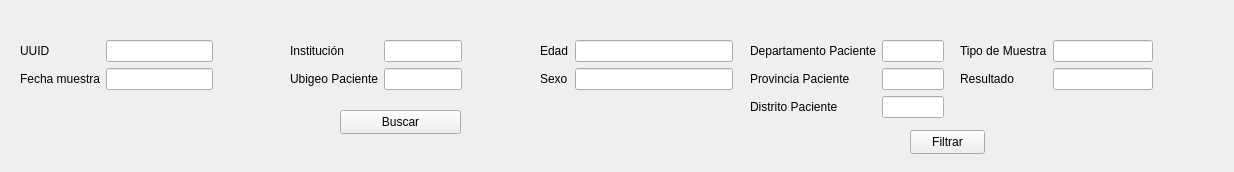
Above: searchform.ui from MiguelDev5/covid_consultas before the change. Below: the same form after it.
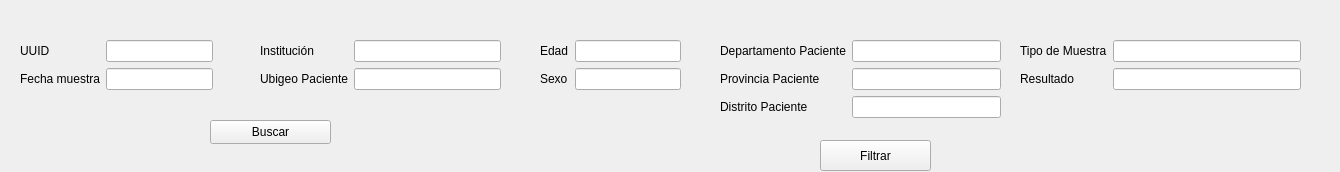
That is the form after the change.

Patch:
```diff
--- a/searchform.ui
+++ b/searchform.ui
@@ -6,7 +6,7 @@
    <rect>
     <x>0</x>
     <y>0</y>
-    <width>1234</width>
+    <width>1340</width>
     <height>172</height>
    </rect>
   </property>
@@ -52,10 +52,10 @@
   <widget class="QWidget" name="layoutWidget">
    <property name="geometry">
     <rect>
-     <x>290</x>
+     <x>260</x>
      <y>40</y>
-     <width>172</width>
-     <height>56</height>
+     <width>241</width>
+     <height>74</height>
     </rect>
    </property>
    <layout class="QFormLayout" name="formLayout_2">
@@ -84,8 +84,8 @@
   <widget class="QPushButton" name="pushButton">
    <property name="geometry">
     <rect>
-     <x>340</x>
-     <y>110</y>
+     <x>210</x>
+     <y>120</y>
      <width>121</width>
      <height>24</height>
     </rect>
@@ -99,7 +99,7 @@
     <rect>
      <x>540</x>
      <y>40</y>
-     <width>193</width>
+     <width>141</width>
      <height>56</height>
     </rect>
    </property>
@@ -133,9 +133,9 @@
   <widget class="QWidget" name="layoutWidget_3">
    <property name="geometry">
     <rect>
-     <x>750</x>
+     <x>720</x>
      <y>40</y>
-     <width>194</width>
+     <width>281</width>
      <height>81</height>
     </rect>
    </property>
@@ -179,9 +179,9 @@
   <widget class="QWidget" name="layoutWidget_4">
    <property name="geometry">
     <rect>
-     <x>960</x>
+     <x>1020</x>
      <y>40</y>
-     <width>193</width>
+     <width>281</width>
      <height>61</height>
     </rect>
    </property>
@@ -215,10 +215,10 @@
   <widget class="QPushButton" name="pushButton_2">
    <property name="geometry">
     <rect>
-     <x>910</x>
-     <y>130</y>
-     <width>75</width>
-     <height>24</height>
+     <x>820</x>
+     <y>140</y>
+     <width>111</width>
+     <height>31</height>
     </rect>
    </property>
    <property name="text">
```
Left out of the diff: 14 changed lines with no effect on the pictures.
